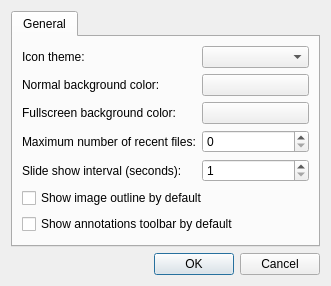
Above: src/preferencesdialog.ui from lxqt/lximage-qt before the change. Below: the same form after it.
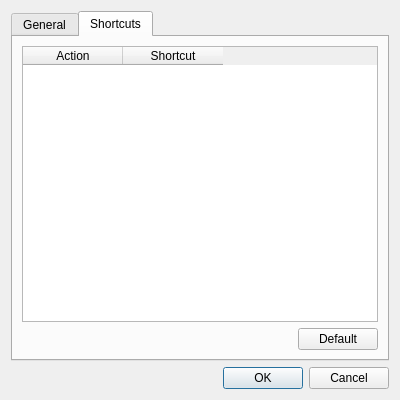
That is the form after the change. The open tabs and pages were chosen to show the change. Custom widgets are drawn as their Qt base class.

Commit message:
Added shortcut editor to Preferences
All actions can have custom shortcuts, those without shortcuts included. Shortcuts can also be removed by entering a modifier key.

Also, Preferences dialog's size is remembered.

NOTE: Qt ≥ 5.13 has a bug about the Meta key. A partial workaround is included, so that Meta can be used in key combinations. It is partial because Meta is temporarily shown as a group of meaningless characters but they disappear afterward. See https://bugreports.qt.io/browse/QTBUG-62102

Closes https://github.com/lxqt/lximage-qt/issues/293

Patch:
```diff
--- a/src/preferencesdialog.ui
+++ b/src/preferencesdialog.ui
@@ -6,8 +6,8 @@
    <rect>
     <x>0</x>
     <y>0</y>
-    <width>331</width>
-    <height>225</height>
+    <width>400</width>
+    <height>400</height>
    </rect>
   </property>
   <property name="windowTitle">
@@ -105,6 +105,46 @@
        </item>
       </layout>
      </widget>
+     <widget class="QWidget" name="tab_2">
+      <attribute name="title">
+       <string>Shortcuts</string>
+      </attribute>
+      <layout class="QVBoxLayout" name="verticalLayout_2">
+       <item>
+        <widget class="QTableWidget" name="tableWidget">
+         <property name="editTriggers">
+          <set>QAbstractItemView::DoubleClicked|QAbstractItemView::EditKeyPressed|QAbstractItemView::SelectedClicked</set>
+         </property>
+         <property name="alternatingRowColors">
+          <bool>true</bool>
+         </property>
+         <property name="selectionMode">
+          <enum>QAbstractItemView::SingleSelection</enum>
+         </property>
+         <attribute name="verticalHeaderVisible">
+          <bool>false</bool>
+         </attribute>
+         <column>
+          <property name="text">
+           <string>Action</string>
+          </property>
+         </column>
+         <column>
+          <property name="text">
+           <string>Shortcut</string>
+          </property>
+         </column>
+        </widget>
+       </item>
+       <item alignment="Qt::AlignRight">
+        <widget class="QPushButton" name="defaultButton">
+         <property name="text">
+          <string>Default</string>
+         </property>
+        </widget>
+       </item>
+      </layout>
+     </widget>
     </widget>
    </item>
    <item>
```
The commit also changes 7 other files.
